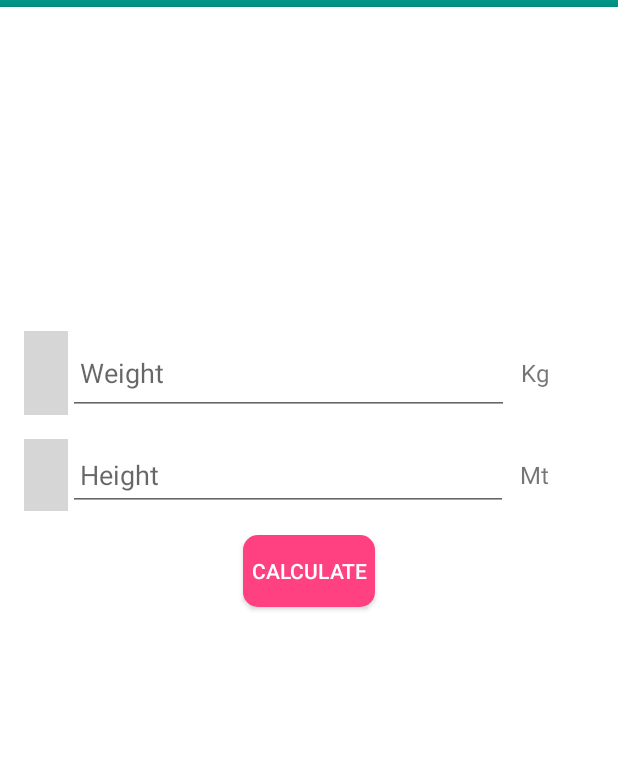
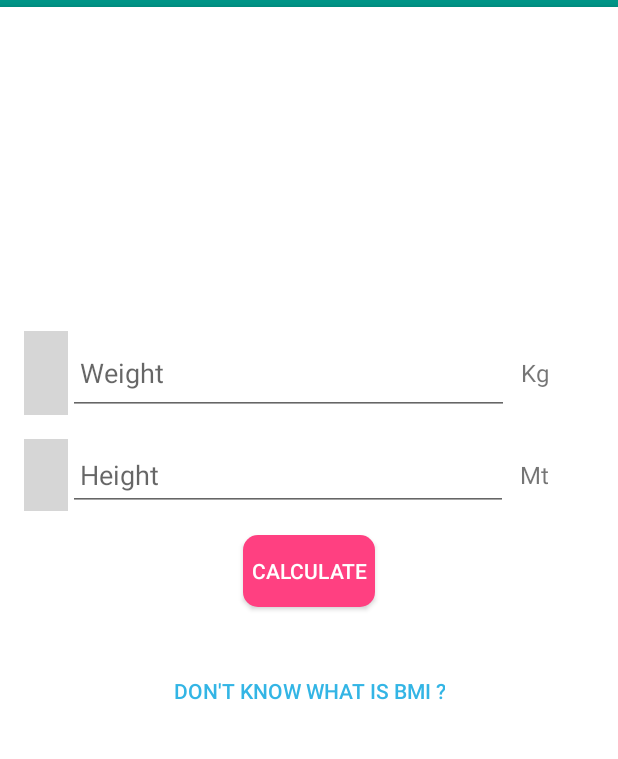
Before and after one commit to ricsgobbe/recruitment-android-intern-sao-carlos, an Android app: the screen it shows after launch (MainActivity), on a phone screen of 412 x 824 dp, the part 101-860 px from its top. Run offline under Robolectric (Android 15) with nearby library versions, the phone set to English and light mode, and no system bars; grey boxes are pictures that could not be loaded.

Commit message:
Modificacoes no main, falta deixar as animacoes mais elegantes

```diff
--- a/app/src/main/res/layout/layout_main_activity.xml
+++ b/app/src/main/res/layout/layout_main_activity.xml
@@ -136,11 +136,24 @@
                     android:textSize="16sp"
                     android:paddingLeft="8dp" />
             </LinearLayout>
-
         </RelativeLayout>
 
+        <View
+            android:id="@+id/auxiliar_view"
+            android:layout_width="0dp"
+            android:layout_height="32dp"
+            android:layout_below="@id/id_btn_calculate"/>
+
+        <Button
+            android:id="@+id/id_btn_web"
+            android:layout_width="wrap_content"
+            android:layout_height="wrap_content"
+            style="?android:attr/borderlessButtonStyle"
+            android:layout_below="@id/auxiliar_view"
+            android:layout_centerInParent="true"
+            android:text="Don't know what is BMI ?"
+            android:textColor="@android:color/holo_blue_light"
+            />
 
     </RelativeLayout>
-
-
 </RelativeLayout>
```
Also changed, not shown: app/src/main/java/com/example/eunicekuba/bmiproject/MainActivity.java (+9 -4 lines).
